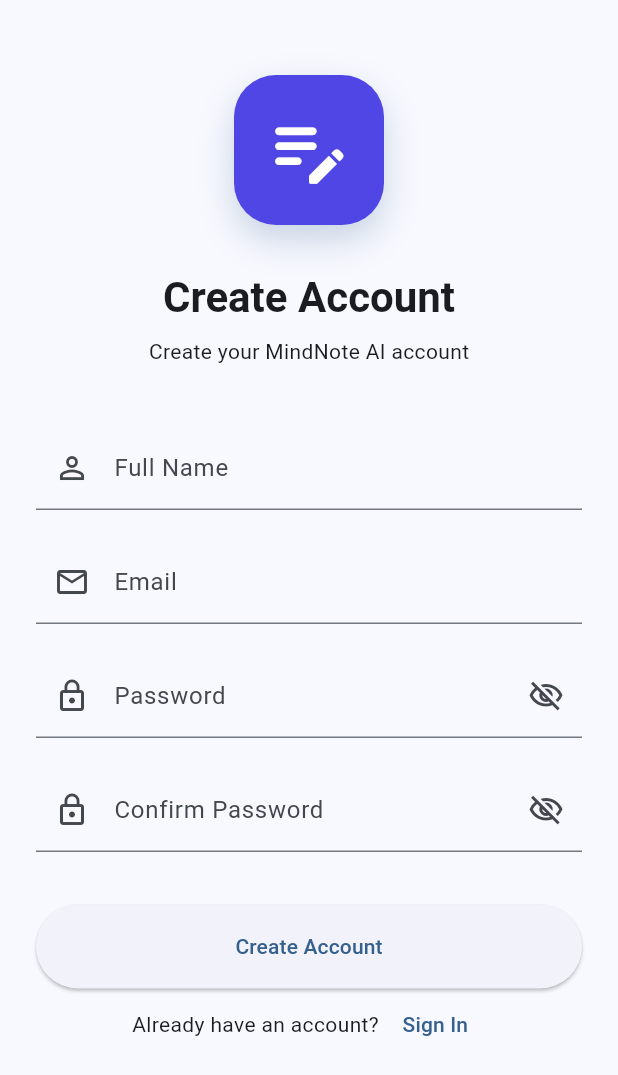
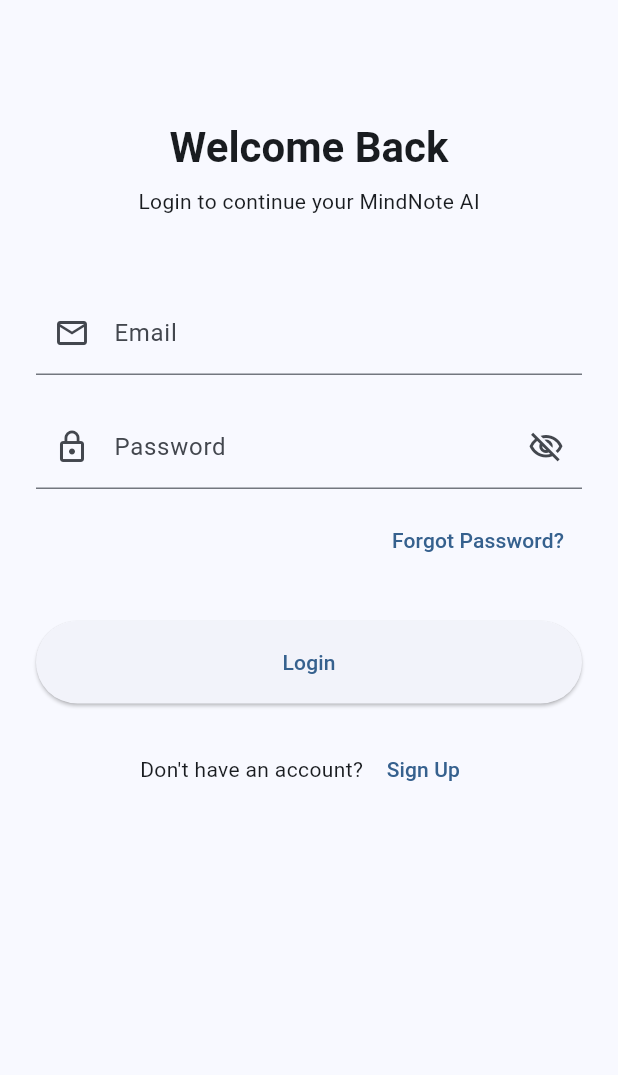
Before and after one commit to pradeepdevianbu-netizen/ai-notes-app, a Flutter app: the SignUpScreen screen opened directly, after a tap on "Sign In", on a phone screen of 412 x 824 dp. Shown: the top 1075 px of the screen. Run offline on Flutter 3.47's test engine with Material 3 defaults, Android fonts, the phone set to English and light mode, and no system bars; our stand-ins replace google_fonts.

```diff
--- a/lib/screens/auth/login_screen.dart
+++ b/lib/screens/auth/login_screen.dart
@@ -1 +1,124 @@
-// TODO Implement this library.
+import 'package:flutter/material.dart';
+import 'package:first_app/constants/app_colors.dart';
+
+class LoginScreen extends StatefulWidget {
+  const LoginScreen({super.key});
+
+  @override
+  State<LoginScreen> createState() => _LoginScreenState();
+}
+
+class _LoginScreenState extends State<LoginScreen> {
+  bool isPasswordHidden = true;
+
+  @override
+  Widget build(BuildContext context) {
+    final theme = Theme.of(context);
+
+    return Scaffold(
+      body: SafeArea(
+        child: SingleChildScrollView(
+          padding: const EdgeInsets.symmetric(horizontal: 24, vertical: 20),
+          child: Column(
+            crossAxisAlignment: CrossAxisAlignment.start,
+            children: [
+              const SizedBox(height: 60),
+
+              /// Title
+              Center(
+                child: Text(
+                  "Welcome Back",
+                  style: theme.textTheme.headlineMedium?.copyWith(
+                    fontWeight: FontWeight.bold,
+                  ),
+                ),
+              ),
+
+              const SizedBox(height: 8),
+
+              Center(
+                child: Text(
+                  "Login to continue your MindNote AI",
+                  style: theme.textTheme.bodyMedium,
+                ),
+              ),
+
+              const SizedBox(height: 50),
+
+              /// Email
+              const TextField(
+                keyboardType: TextInputType.emailAddress,
+                decoration: InputDecoration(
+                  labelText: "Email",
+                  prefixIcon: Icon(Icons.email_outlined),
+                ),
+              ),
+
+              const SizedBox(height: 20),
+
+              /// Password
+              TextField(
+                obscureText: isPasswordHidden,
+                decoration: InputDecoration(
+                  labelText: "Password",
+                  prefixIcon: const Icon(Icons.lock_outline),
+                  suffixIcon: IconButton(
+                    icon: Icon(
+                      isPasswordHidden
+                          ? Icons.visibility_off_outlined
+                          : Icons.visibility_outlined,
+                    ),
+                    onPressed: () {
+                      setState(() {
+                        isPasswordHidden = !isPasswordHidden;
+                      });
+                    },
+                  ),
+                ),
+              ),
+
+              const SizedBox(height: 10),
+
+              /// Forgot password
+              Align(
+                alignment: Alignment.centerRight,
+                child: TextButton(
+                  onPressed: () {},
+                  child: const Text("Forgot Password?"),
+                ),
+              ),
+
+              const SizedBox(height: 30),
+
+              /// Login Button
+              SizedBox(
+                width: double.infinity,
+                height: 55,
+                child: ElevatedButton(
+                  onPressed: () {},
+                  child: const Text("Login"),
+                ),
+              ),
+
+              const SizedBox(height: 20),
+
+              /// Go to Sign Up
+              Row(
+                mainAxisAlignment: MainAxisAlignment.center,
+                children: [
+                  const Text("Don't have an account? "),
+                  TextButton(
+                    onPressed: () {
+                      Navigator.pop(context);
+                    },
+                    child: const Text("Sign Up"),
+                  ),
+                ],
+              ),
+            ],
+          ),
+        ),
+      ),
+    );
+  }
+}
--- a/lib/screens/auth/sign_in_screen.dart
+++ /dev/null
@@ -1,170 +0,0 @@
-import 'package:first_app/constants/app_colors.dart';
-import 'package:flutter/material.dart';
-
-class SignUpScreen extends StatefulWidget {
-  const SignUpScreen({super.key});
-
-  @override
-  State<SignUpScreen> createState() => _SignUpScreenState();
-}
-
-class _SignUpScreenState extends State<SignUpScreen> {
-  bool isHidden = true;
-  @override
-  Widget build(BuildContext context) {
-    final theme = Theme.of(context);
-
-    return Scaffold(
-      body: SafeArea(
-        child: SingleChildScrollView(
-          padding: const EdgeInsets.symmetric(
-            horizontal: 24,
-            vertical: 20,
-          ),
-          child: Column(
-            crossAxisAlignment: CrossAxisAlignment.start,
-            children: [
-              const SizedBox(height: 30),
-
-              /// Logo
-              Center(
-                child: Container(
-                  height: 100,
-                  width: 100,
-                  decoration: BoxDecoration(
-                    color: AppColors.primary,
-                    borderRadius: BorderRadius.circular(28),
-                    boxShadow: [
-                      BoxShadow(
-                        color:
-                            theme.colorScheme.primary.withValues(alpha: 0.25),
-                        blurRadius: 20,
-                        offset: const Offset(0, 10),
-                      ),
-                    ],
-                  ),
-                  child: const Icon(
-                    Icons.edit_note_rounded,
-                    color: Colors.white,
-                    size: 60,
-                  ),
-                ),
-              ),
-
-              const SizedBox(height: 30),
-
-              Center(
-                child: Text(
-                  "Create Account",
-                  style: theme.textTheme.headlineMedium?.copyWith(
-                    fontWeight: FontWeight.bold,
-                  ),
-                ),
-              ),
-
-              const SizedBox(height: 8),
-
-              Center(
-                child: Text(
-                  "Create your MindNote AI account",
-                  style: theme.textTheme.bodyMedium,
-                ),
-              ),
-
-              const SizedBox(height: 40),
-
-              /// Full Name
-              const TextField(
-                decoration: InputDecoration(
-                  labelText: "Full Name",
-                  prefixIcon: Icon(Icons.person_outline),
-                ),
-              ),
-
-              const SizedBox(height: 20),
-
-              /// Email
-              const TextField(
-                keyboardType: TextInputType.emailAddress,
-                decoration: InputDecoration(
-                  labelText: "Email",
-                  prefixIcon: Icon(Icons.email_outlined),
-                ),
-              ),
-
-              const SizedBox(height: 20),
-
-              /// Password
-              TextField(
-                obscureText: isHidden,
-                decoration: InputDecoration(
-                  labelText: "Password",
-                  prefixIcon: const Icon(Icons.lock_outline), suffixIcon: IconButton(
-                    icon: Icon(
-                      isHidden
-                          ? Icons.visibility_off_outlined
-                          : Icons.visibility_outlined,
-                    ),
-                    onPressed: () {
-                      setState(() {
-                        isHidden = !isHidden;
-                      });
-                    },
-                  ),
-
-
-                ),
-              ),
-
-              const SizedBox(height: 20),
-
-              /// Confirm Password
-              TextField(
-                obscureText:isHidden,
-                decoration: InputDecoration(
-                  labelText: "Confirm Password",
-                  prefixIcon: const Icon(Icons.lock_outline),
-                  suffixIcon: IconButton(
-                    icon: Icon(
-                      isHidden
-                          ? Icons.visibility_off_outlined
-                          : Icons.visibility_outlined,
-                    ),
-                    onPressed: () {
-                      setState(() {
-                        isHidden = !isHidden;
-                      });
-                    },
-                  ),
-                ),
-              ),
-
-              const SizedBox(height: 35),
-
-              /// Create Account Button
-              SizedBox(
-                width: double.infinity,
-                height: 56,
-                child: ElevatedButton(
-                  onPressed: () {},
-                  child: const Text("Create Account"),
-                ),
-              ),
-
-              Row(
-                mainAxisAlignment: MainAxisAlignment.center,
-                children: [
-                  const Text("Already have an account? "),
-                  TextButton(
-                    onPressed: () {},
-                    child: const Text("Sign In"),
-                  ),
-                ],
-              ),
-            ],
-          ),
-        ),
-      ),
-    );
-  }
-}
--- a/lib/screens/auth/sign_up_screen.dart
+++ b/lib/screens/auth/sign_up_screen.dart
@@ -0,0 +1,175 @@
+import 'package:first_app/constants/app_colors.dart';
+import 'package:first_app/screens/auth/login_screen.dart';
+import 'package:flutter/material.dart';
+
+class SignUpScreen extends StatefulWidget {
+  const SignUpScreen({super.key});
+
+  @override
+  State<SignUpScreen> createState() => _SignUpScreenState();
+}
+
+class _SignUpScreenState extends State<SignUpScreen> {
+  bool isPasswordHidden = true;
+  bool isConfirmPasswordHidden = true;
+
+  @override
+  Widget build(BuildContext context) {
+    final theme = Theme.of(context);
+
+    return Scaffold(
+      body: SafeArea(
+        child: SingleChildScrollView(
+          padding: const EdgeInsets.symmetric(horizontal: 24, vertical: 20),
+          child: Column(
+            crossAxisAlignment: CrossAxisAlignment.start,
+            children: [
+              const SizedBox(height: 30),
+
+              /// Logo
+              Center(
+                child: Container(
+                  height: 100,
+                  width: 100,
+                  decoration: BoxDecoration(
+                    color: AppColors.primary,
+                    borderRadius: BorderRadius.circular(28),
+                    boxShadow: [
+                      BoxShadow(
+                        color: theme.colorScheme.primary.withValues(alpha: 0.25),
+                        blurRadius: 20,
+                        offset: const Offset(0, 10),
+                      ),
+                    ],
+                  ),
+                  child: const Icon(
+                    Icons.edit_note_rounded,
+                    color: Colors.white,
+                    size: 60,
+                  ),
+                ),
+              ),
+
+              const SizedBox(height: 30),
+
+              Center(
+                child: Text(
+                  "Create Account",
+                  style: theme.textTheme.headlineMedium?.copyWith(
+                    fontWeight: FontWeight.bold,
+                  ),
+                ),
+              ),
+
+              const SizedBox(height: 8),
+
+              Center(
+                child: Text(
+                  "Create your MindNote AI account",
+                  style: theme.textTheme.bodyMedium,
+                ),
+              ),
+
+              const SizedBox(height: 40),
+
+              /// Full Name
+              const TextField(
+                decoration: InputDecoration(
+                  labelText: "Full Name",
+                  prefixIcon: Icon(Icons.person_outline),
+                ),
+              ),
+
+              const SizedBox(height: 20),
+
+              /// Email
+              const TextField(
+                keyboardType: TextInputType.emailAddress,
+                decoration: InputDecoration(
+                  labelText: "Email",
+                  prefixIcon: Icon(Icons.email_outlined),
+                ),
+              ),
+
+              const SizedBox(height: 20),
+
+              /// Password
+              TextField(
+                obscureText: isPasswordHidden,
+                decoration: InputDecoration(
+                  labelText: "Password",
+                  prefixIcon: const Icon(Icons.lock_outline),
+                  suffixIcon: IconButton(
+                    icon: Icon(
+                      isPasswordHidden
+                          ? Icons.visibility_off_outlined
+                          : Icons.visibility_outlined,
+                    ),
+                    onPressed: () {
+                      setState(() {
+                        isPasswordHidden = !isPasswordHidden;
+                      });
+                    },
+                  ),
+                ),
+              ),
+
+              const SizedBox(height: 20),
+
+              /// Confirm Password
+              TextField(
+                obscureText: isConfirmPasswordHidden,
+                decoration: InputDecoration(
+                  labelText: "Confirm Password",
+                  prefixIcon: const Icon(Icons.lock_outline),
+                  suffixIcon: IconButton(
+                    icon: Icon(
+                      isConfirmPasswordHidden
+                          ? Icons.visibility_off_outlined
+                          : Icons.visibility_outlined,
+                    ),
+                    onPressed: () {
+                      setState(() {
+                        isConfirmPasswordHidden = !isConfirmPasswordHidden;
+                      });
+                    },
+                  ),
+                ),
+              ),
+
+              const SizedBox(height: 35),
+
+              /// Create Account Button
+              SizedBox(
+                width: double.infinity,
+                height: 56,
+                child: ElevatedButton(
+                  onPressed: () {},
+                  child: const Text("Create Account"),
+                ),
+              ),
+
+              Row(
+                mainAxisAlignment: MainAxisAlignment.center,
+                children: [
+                  const Text("Already have an account? "),
+                  TextButton(
+                    onPressed: () {
+                      Navigator.pushReplacement(
+                      context,
+                      MaterialPageRoute(
+                        builder: (_) => const LoginScreen(),
+                      ),
+                    );
+                    },
+                    child: const Text("Sign In"),
+                  ),
+                ],
+              ),
+            ],
+          ),
+        ),
+      ),
+    );
+  }
+}
```
Also changed, not shown: lib/screens/onboarding/onboarding_screen3.dart (+5 -5 lines).
